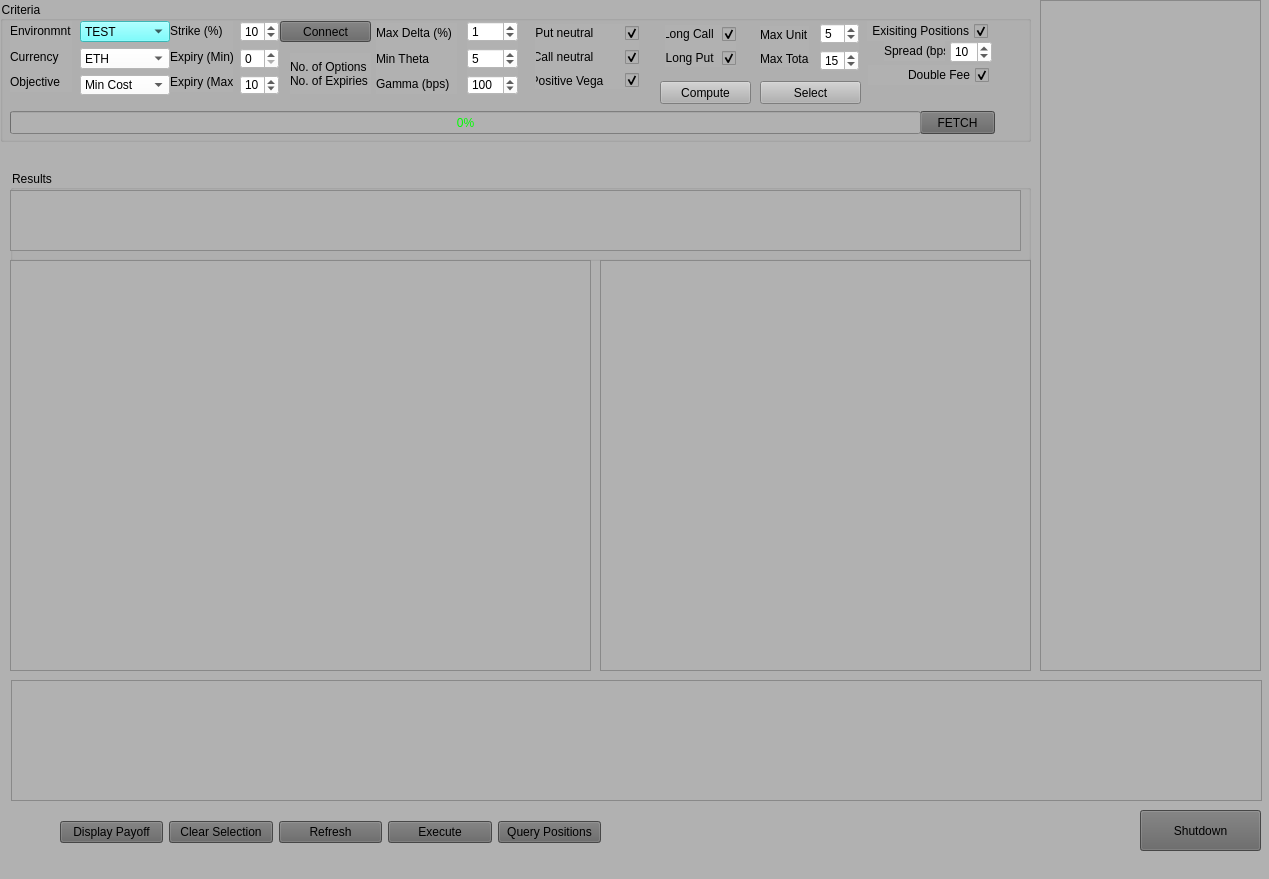
First picture: the form in UI/optionAtilla.ui, repository NickyBenz/optionAtilla, before the edit.
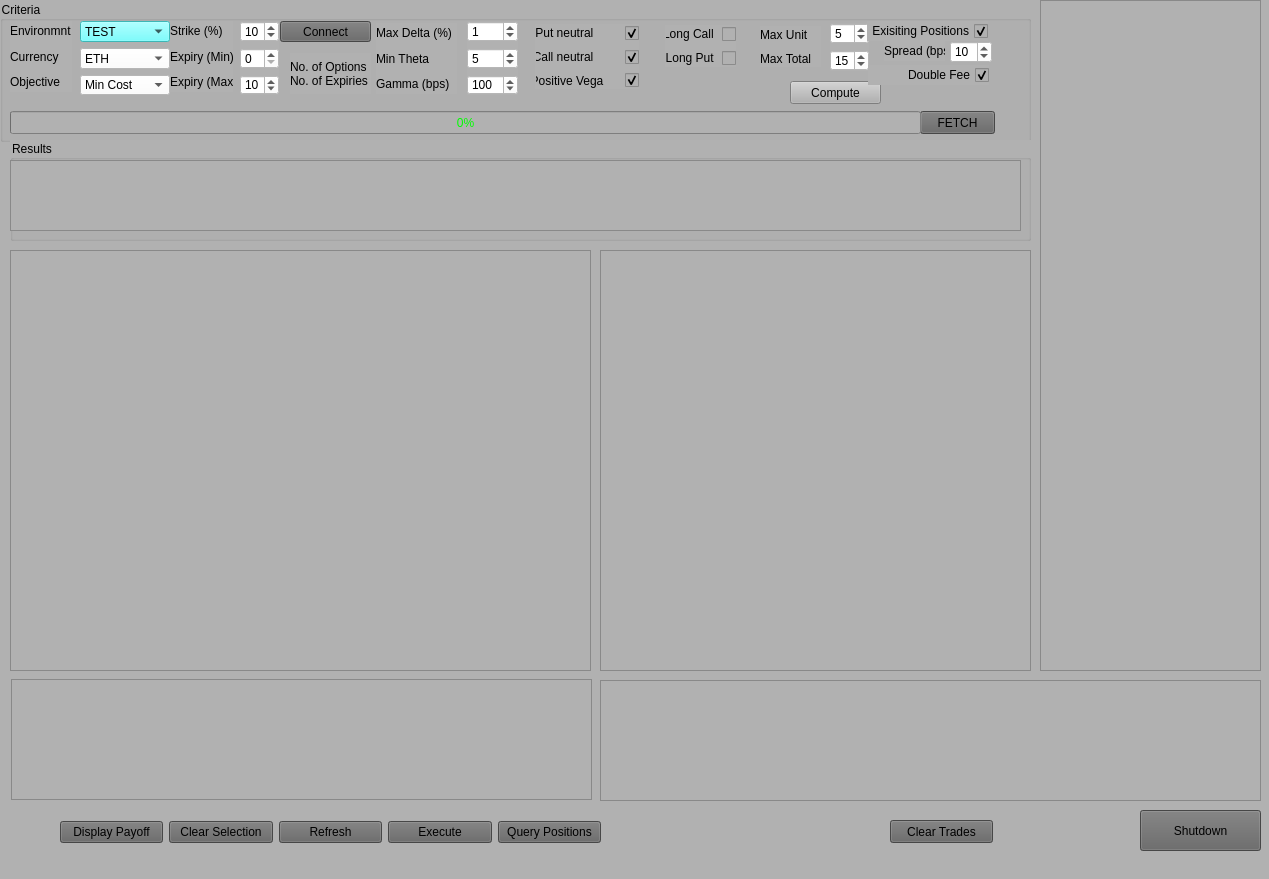
Second picture: the form after the edit.

Diff of the .ui file:
```diff
--- a/UI/optionAtilla.ui
+++ b/UI/optionAtilla.ui
@@ -102,7 +102,7 @@
     <widget class="QPushButton" name="pushButtonCompute">
      <property name="geometry">
       <rect>
-       <x>660</x>
+       <x>790</x>
        <y>80</y>
        <width>91</width>
        <height>23</height>
@@ -398,7 +398,7 @@
          <string>Long Call </string>
         </property>
         <property name="checked">
-         <bool>true</bool>
+         <bool>false</bool>
         </property>
        </widget>
       </item>
@@ -411,7 +411,7 @@
          <string>Long Put </string>
         </property>
         <property name="checked">
-         <bool>true</bool>
+         <bool>false</bool>
         </property>
        </widget>
       </item>
@@ -422,7 +422,7 @@
       <rect>
        <x>760</x>
        <y>25</y>
-       <width>49</width>
+       <width>61</width>
        <height>41</height>
       </rect>
      </property>
@@ -446,7 +446,7 @@
     <widget class="QWidget" name="layoutWidget">
      <property name="geometry">
       <rect>
-       <x>820</x>
+       <x>830</x>
        <y>22</y>
        <width>39</width>
        <height>48</height>
@@ -528,19 +528,6 @@
       </item>
      </layout>
     </widget>
-    <widget class="QPushButton" name="pushButtonSelect">
-     <property name="geometry">
-      <rect>
-       <x>760</x>
-       <y>80</y>
-       <width>101</width>
-       <height>23</height>
-      </rect>
-     </property>
-     <property name="text">
-      <string>Select</string>
-     </property>
-    </widget>
     <widget class="QCheckBox" name="checkPositions">
      <property name="geometry">
       <rect>
@@ -655,9 +642,9 @@
     <property name="geometry">
      <rect>
       <x>10</x>
-      <y>170</y>
+      <y>140</y>
       <width>1021</width>
-      <height>91</height>
+      <height>101</height>
      </rect>
     </property>
     <property name="title">
@@ -672,7 +659,7 @@
        <x>0</x>
        <y>20</y>
        <width>1011</width>
-       <height>61</height>
+       <height>71</height>
       </rect>
      </property>
      <property name="autoFillBackground">
@@ -681,15 +668,24 @@
      <property name="styleSheet">
       <string notr="true"/>
      </property>
+     <attribute name="horizontalHeaderVisible">
+      <bool>false</bool>
+     </attribute>
+     <attribute name="horizontalHeaderStretchLastSection">
+      <bool>false</bool>
+     </attribute>
+     <attribute name="verticalHeaderVisible">
+      <bool>false</bool>
+     </attribute>
     </widget>
    </widget>
    <widget class="QTableView" name="tableViewSelections">
     <property name="geometry">
      <rect>
       <x>10</x>
-      <y>260</y>
+      <y>250</y>
       <width>581</width>
-      <height>411</height>
+      <height>421</height>
      </rect>
     </property>
     <property name="autoFillBackground">
@@ -702,7 +698,7 @@
      <bool>false</bool>
     </attribute>
     <attribute name="horizontalHeaderStretchLastSection">
-     <bool>true</bool>
+     <bool>false</bool>
     </attribute>
     <attribute name="verticalHeaderVisible">
      <bool>false</bool>
@@ -712,9 +708,9 @@
     <property name="geometry">
      <rect>
       <x>600</x>
-      <y>260</y>
+      <y>250</y>
       <width>431</width>
-      <height>411</height>
+      <height>421</height>
      </rect>
     </property>
     <property name="autoFillBackground">
@@ -727,7 +723,7 @@
      <bool>false</bool>
     </attribute>
     <attribute name="horizontalHeaderStretchLastSection">
-     <bool>true</bool>
+     <bool>false</bool>
     </attribute>
     <attribute name="verticalHeaderVisible">
      <bool>false</bool>
@@ -756,12 +752,38 @@
     <property name="geometry">
      <rect>
       <x>11</x>
+      <y>679</y>
+      <width>581</width>
+      <height>121</height>
+     </rect>
+    </property>
+   </widget>
+   <widget class="QTableView" name="tableViewPutTrades">
+    <property name="geometry">
+     <rect>
+      <x>600</x>
       <y>680</y>
-      <width>1251</width>
+      <width>661</width>
       <height>121</height>
      </rect>
     </property>
    </widget>
+   <widget class="QPushButton" name="pushButtonClearTrades">
+    <property name="geometry">
+     <rect>
+      <x>890</x>
+      <y>820</y>
+      <width>103</width>
+      <height>23</height>
+     </rect>
+    </property>
+    <property name="styleSheet">
+     <string notr="true">background-color: rgb(100, 100, 100);</string>
+    </property>
+    <property name="text">
+     <string>Clear Trades</string>
+    </property>
+   </widget>
    <widget class="QWidget" name="">
     <property name="geometry">
      <rect>
```
Left out of the diff: 4 changed lines with no effect on the pictures.
